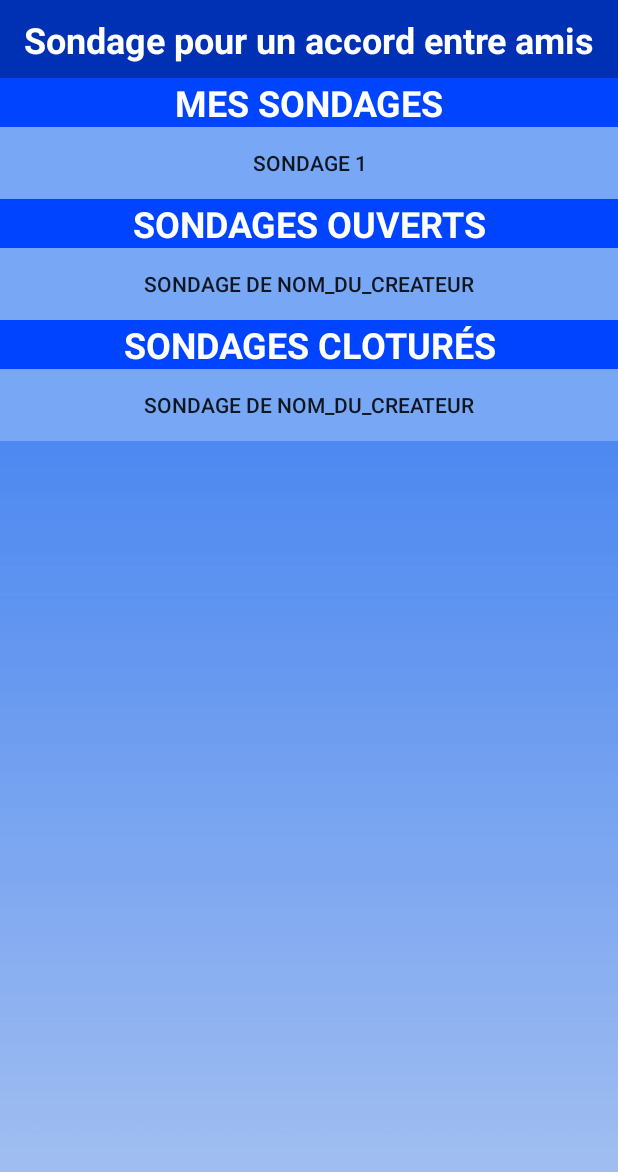
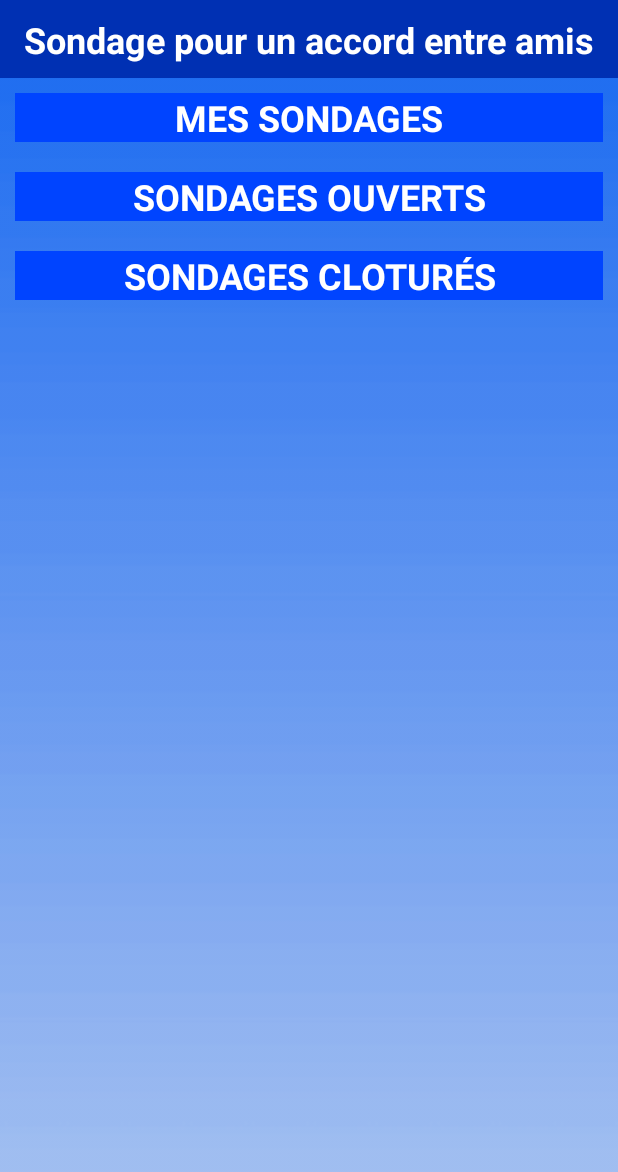
Before and after one commit to Hyedryn/minipoll, an Android app: the MenuAgreementActivity screen opened directly, with no data from a screen before it, on a phone screen of 412 x 824 dp. Shown: the top 1172 px of the screen. Run offline under Robolectric (Android 15) with nearby library versions, the phone set to English and light mode, and no system bars; 1 statement that could not run was skipped.

Commit message:
Finalisation des menus dynamique

```diff
--- a/app/src/main/res/layout/activity_menu_agreement.xml
+++ b/app/src/main/res/layout/activity_menu_agreement.xml
@@ -48,6 +48,7 @@
                 android:layout_height="match_parent"
                 android:layout_weight="80"
                 android:background="#0044ff"
+                android:layout_margin="10dp"
                 android:text="@string/mes_sondages"
                 android:textAlignment="center"
                 android:textAllCaps="true"
@@ -55,12 +56,7 @@
                 android:textSize="24sp"
                 android:textStyle="bold" />
 
-            <Button
-                android:layout_width="match_parent"
-                android:layout_height="match_parent"
-                android:layout_weight="80"
-                android:background="#77a7f5"
-                android:text="@string/sondage_1" />
+
 
 
             <TextView
@@ -68,6 +64,7 @@
                 android:layout_width="match_parent"
                 android:layout_height="match_parent"
                 android:layout_weight="80"
+                android:layout_margin="10dp"
                 android:background="#0044ff"
                 android:text="@string/sondages_ouverts"
                 android:textAlignment="center"
@@ -76,15 +73,10 @@
                 android:textSize="24sp"
                 android:textStyle="bold" />
 
-            <Button
-                android:layout_width="match_parent"
-                android:layout_height="match_parent"
-                android:layout_weight="80"
-                android:background="#77a7f5"
-                android:text="@string/sondage_de_nom_createur" />
 
             <TextView
                 android:id="@+id/menu_sondage_clotures"
+                android:layout_margin="10dp"
                 android:layout_width="match_parent"
                 android:layout_height="match_parent"
                 android:layout_weight="80"
@@ -97,12 +89,6 @@
                 android:textStyle="bold" />
 
 
-            <Button
-                android:layout_width="match_parent"
-                android:layout_height="match_parent"
-                android:layout_weight="80"
-                android:background="#77a7f5"
-                android:text="@string/sondage_de_nom_createur" />
 
 
         </LinearLayout>
```
Also changed, not shown: app/src/main/java/be/lsinf1225/g16/mini_poll/activity/MenuAgreementActivity.java (+7 -4 lines), app/src/main/java/be/lsinf1225/g16/mini_poll/activity/MenuChoiceActivity.java (+5 -4 lines), app/src/main/java/be/lsinf1225/g16/mini_poll/activity/MenuQuestionActivity.java (+5 -5 lines), app/src/main/res/layout/activity_menu_choice.xml (+4 -18 lines), app/src/main/res/layout/activity_menu_question.xml (+5 -18 lines), app/src/main/java/be/lsinf1225/g16/mini_poll/activity/ReplyQuestionActivity.java (line endings or trailing spaces).
